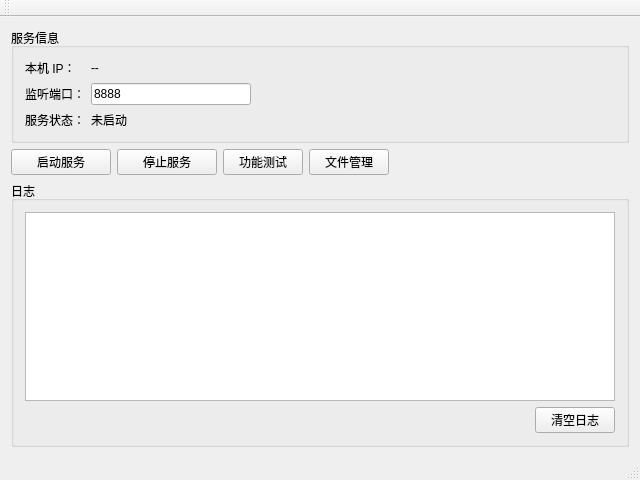
The window that Qt_Remote/client/Qt_Remote.ui (91xrz/Qt_Remote) describes before a commit, drawn with Qt 5.
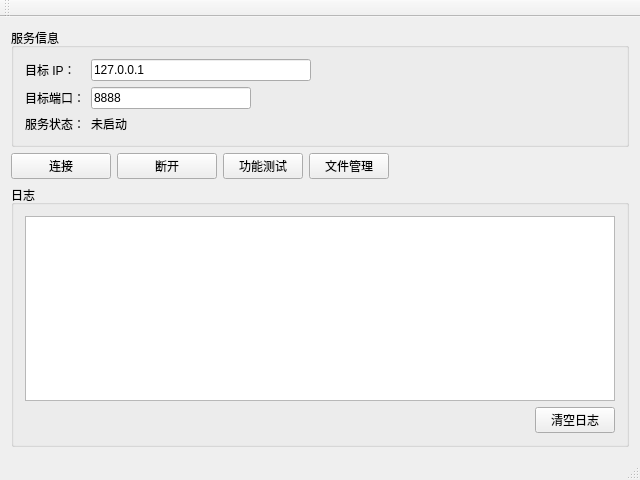
The same window after the commit.

Commit message: 客户端UI改为连接模式并接入连接/断开逻辑

The edit to the form file:
```diff
--- a/Qt_Remote/client/Qt_Remote.ui
+++ b/Qt_Remote/client/Qt_Remote.ui
@@ -24,21 +24,27 @@
        <item row="0" column="0">
         <widget class="QLabel" name="labelLocalIpTitle">
          <property name="text">
-          <string>本机 IP：</string>
+          <string>目标 IP：</string>
          </property>
         </widget>
        </item>
        <item row="0" column="1">
-        <widget class="QLabel" name="labelLocalIpValue">
+        <widget class="QLineEdit" name="lineEditTargetIp">
+         <property name="maximumSize">
+          <size>
+           <width>220</width>
+           <height>16777215</height>
+          </size>
+         </property>
          <property name="text">
-          <string>--</string>
+          <string>127.0.0.1</string>
          </property>
         </widget>
        </item>
        <item row="1" column="0">
         <widget class="QLabel" name="labelPortTitle">
          <property name="text">
-          <string>监听端口：</string>
+          <string>目标端口：</string>
          </property>
         </widget>
        </item>
@@ -75,7 +81,7 @@
     <item>
      <layout class="QHBoxLayout" name="horizontalLayoutActions">
       <item>
-       <widget class="QPushButton" name="btnStartService">
+        <widget class="QPushButton" name="btnStartService">
         <property name="minimumSize">
          <size>
           <width>100</width>
@@ -83,12 +89,12 @@
          </size>
         </property>
         <property name="text">
-         <string>启动服务</string>
+         <string>连接</string>
         </property>
        </widget>
       </item>
       <item>
-       <widget class="QPushButton" name="btnStopService">
+        <widget class="QPushButton" name="btnStopService">
         <property name="minimumSize">
          <size>
           <width>100</width>
@@ -96,7 +102,7 @@
          </size>
         </property>
         <property name="text">
-         <string>停止服务</string>
+         <string>断开</string>
         </property>
        </widget>
       </item>
```
Left out of the diff: 2 changed lines with no effect on the pictures. The commit also changes 2 other files.
